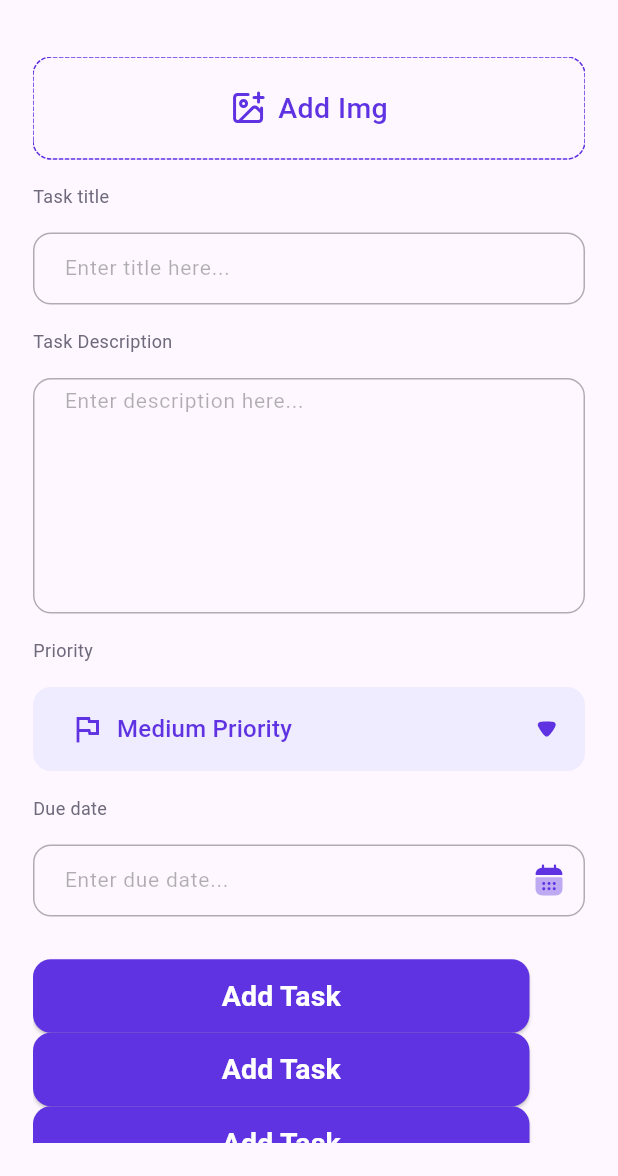
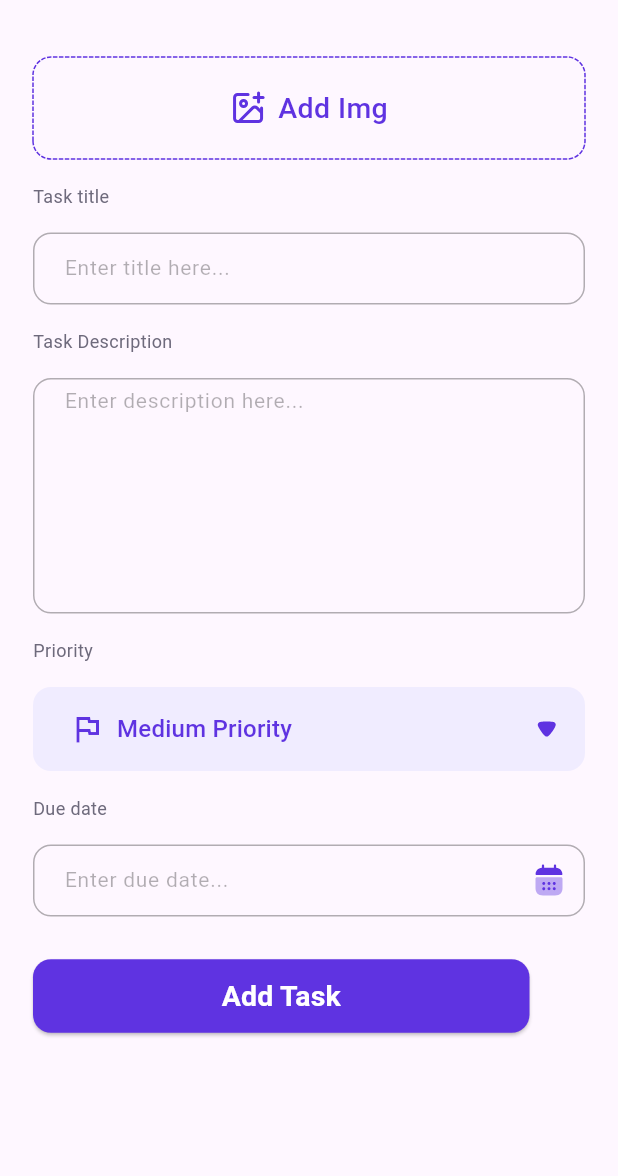
Before and after one commit to Dina266/tasky, a Flutter app: the EditTask screen opened directly, on a phone screen of 412 x 824 dp, the part 60-1236 px from its top. Run offline on Flutter 3.47's test engine with Material 3 defaults, Android fonts, the phone set to English and light mode, and no system bars; drawn by our look-alikes of dotted_border; our stand-ins replace bloc, dartz, dio, flutter_bloc, flutter_screenutil, flutter_secure_storage and 8 more; missing offline and left inert: clipboard; accounts and stored records are empty.

Commit message:
last update

```diff
--- a/lib/features/edit_task/presentation/view/edit_task.dart
+++ b/lib/features/edit_task/presentation/view/edit_task.dart
@@ -172,30 +172,6 @@ class _EditTaskState extends State<EditTask> {
                 onPressed: (){
                   //todo
                 }),
-                CustomButton(txt: Text('Add Task',style: TextStyle(
-                  fontSize: 19,
-                  fontWeight: FontWeight.w700,
-                  color: Colors.white
-                ),),
-                onPressed: (){
-                  //todo
-                }),
-                CustomButton(txt: Text('Add Task',style: TextStyle(
-                  fontSize: 19,
-                  fontWeight: FontWeight.w700,
-                  color: Colors.white
-                ),),
-                onPressed: (){
-                  //todo
-                }),
-                CustomButton(txt: Text('Add Task',style: TextStyle(
-                  fontSize: 19,
-                  fontWeight: FontWeight.w700,
-                  color: Colors.white
-                ),),
-                onPressed: (){
-                  //todo
-                }),
               ],
             ),
           ),
--- a/lib/tasky_app.dart
+++ b/lib/tasky_app.dart
@@ -14,7 +14,7 @@ class TaskyApp extends StatelessWidget {
         builder: (_, child) {
           return MaterialApp(
             debugShowCheckedModeBanner: false,
-            initialRoute: Routing.myTasks,
+            initialRoute: Routing.init,
             // themeMode: ThemeMode.light,
             onGenerateRoute: AppRouters().generateRoute,
           );
```
Also changed, not shown: lib/features/profile/presentation/view/profile_view.dart (+9 -5 lines).
